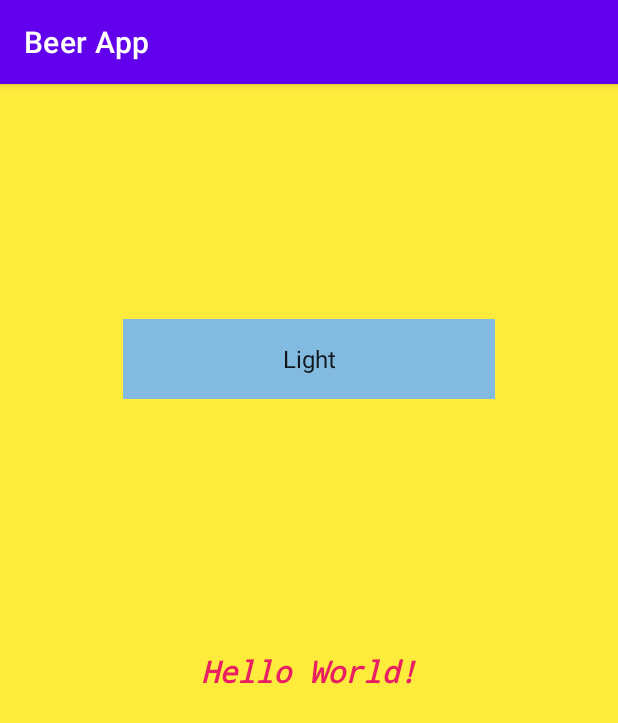
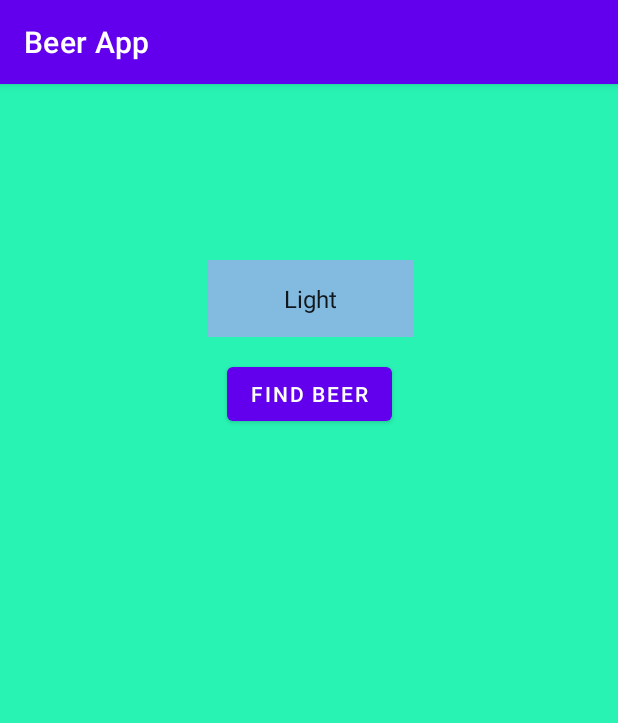
Before and after one commit to ndrtprv/JavaME1, an Android app: the screen it shows after launch (FindBeerActivity), on a phone screen of 412 x 824 dp. Shown: the top 723 px of the screen. Run offline under Robolectric (Android 15) with nearby library versions, the phone set to English and light mode, and no system bars.

Commit message:
Deleted unnecessary resources. Edited some res files.

```diff
--- a/app/src/main/res/layout-v26/activity_main.xml
+++ /dev/null
@@ -1,42 +0,0 @@
-<?xml version="1.0" encoding="utf-8"?>
-<androidx.constraintlayout.widget.ConstraintLayout xmlns:android="http://schemas.android.com/apk/res/android"
-    xmlns:app="http://schemas.android.com/apk/res-auto"
-    xmlns:tools="http://schemas.android.com/tools"
-    android:layout_width="match_parent"
-    android:layout_height="match_parent"
-    android:background="#FFEB3B"
-    tools:context=".FindBeerActivity">
-
-    <TextView
-        android:id="@+id/textView"
-        android:layout_width="wrap_content"
-        android:layout_height="wrap_content"
-        android:layout_marginBottom="352dp"
-        android:fontFamily="monospace"
-        android:foregroundTint="#673AB7"
-        android:text="Hello World!"
-        android:textColor="#E91E63"
-        android:textSize="20sp"
-        android:textStyle="bold|italic"
-        app:layout_constraintBottom_toBottomOf="parent"
-        app:layout_constraintEnd_toEndOf="parent"
-        app:layout_constraintStart_toStartOf="parent"
-        app:layout_constraintTop_toBottomOf="@+id/spinner" />
-
-    <Spinner
-        android:id="@+id/spinner"
-        android:layout_width="248dp"
-        android:layout_height="53dp"
-        android:layout_marginTop="146dp"
-        android:layout_marginBottom="158dp"
-        android:background="#83BADF"
-        android:entries="@array/beer_colours"
-        android:textAlignment="center"
-        android:tooltipText="Choose your Beer"
-        app:layout_constraintBottom_toTopOf="@+id/textView"
-        app:layout_constraintEnd_toEndOf="parent"
-        app:layout_constraintStart_toStartOf="parent"
-        app:layout_constraintTop_toTopOf="parent"
-        tools:ignore="MissingConstraints" />
-
-</androidx.constraintlayout.widget.ConstraintLayout>
--- a/app/src/main/res/mipmap-anydpi-v26/ic_launcher.xml
+++ b/app/src/main/res/mipmap-anydpi-v26/ic_launcher.xml
@@ -1,5 +1,4 @@
 <?xml version="1.0" encoding="utf-8"?>
 <adaptive-icon xmlns:android="http://schemas.android.com/apk/res/android">
     <background android:drawable="@drawable/ic_launcher_background" />
-    <foreground android:drawable="@drawable/ic_launcher_foreground" />
 </adaptive-icon>
--- a/app/src/main/res/mipmap-anydpi-v26/ic_launcher_round.xml
+++ /dev/null
@@ -1,5 +0,0 @@
-<?xml version="1.0" encoding="utf-8"?>
-<adaptive-icon xmlns:android="http://schemas.android.com/apk/res/android">
-    <background android:drawable="@drawable/ic_launcher_background" />
-    <foreground android:drawable="@drawable/ic_launcher_foreground" />
-</adaptive-icon>
--- a/app/src/main/res/mipmap-anydpi-v33/ic_launcher.xml
+++ b/app/src/main/res/mipmap-anydpi-v33/ic_launcher.xml
@@ -1,6 +1,4 @@
 <?xml version="1.0" encoding="utf-8"?>
 <adaptive-icon xmlns:android="http://schemas.android.com/apk/res/android">
     <background android:drawable="@drawable/ic_launcher_background" />
-    <foreground android:drawable="@drawable/ic_launcher_foreground" />
-    <monochrome android:drawable="@drawable/ic_launcher_foreground" />
 </adaptive-icon>
--- a/app/src/main/res/values/strings.xml
+++ b/app/src/main/res/values/strings.xml
@@ -7,5 +7,4 @@
         <item>Dark</item>
     </string-array>
     <string name="button_name">Find Beer</string>
-    <string name="button_d">Press Me</string>
 </resources>
```
Also changed, not shown: app/src/main/res/drawable-v24/ic_launcher_foreground.xml (deleted, +0 -30 lines), app/src/main/res/xml/backup_rules.xml (deleted, +0 -13 lines), app/src/main/res/xml/data_extraction_rules.xml (deleted, +0 -19 lines), app/src/main/res/mipmap-hdpi/ic_launcher_round.webp (deleted), app/src/main/res/mipmap-mdpi/ic_launcher_round.webp (deleted), app/src/main/res/mipmap-xhdpi/ic_launcher_round.webp (deleted), app/src/main/res/mipmap-xxhdpi/ic_launcher_round.webp (deleted), app/src/main/res/mipmap-xxxhdpi/ic_launcher_round.webp (deleted).
